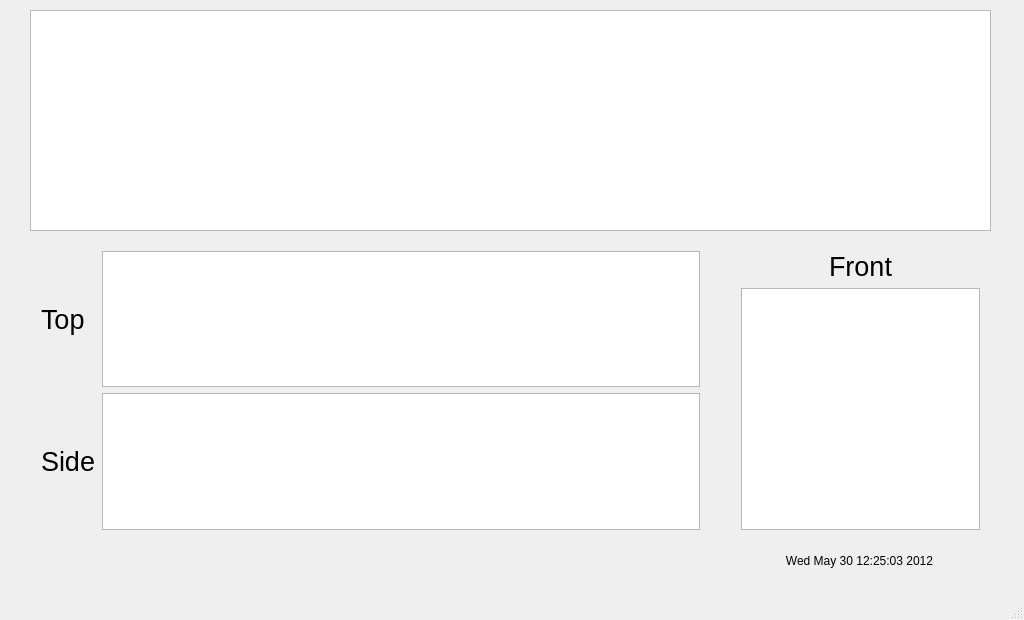
The window that hull_plotter/hull_plotter/hullplotter.ui (Manik7/boat-hull-optimizer) describes before a commit, drawn with Qt 5.
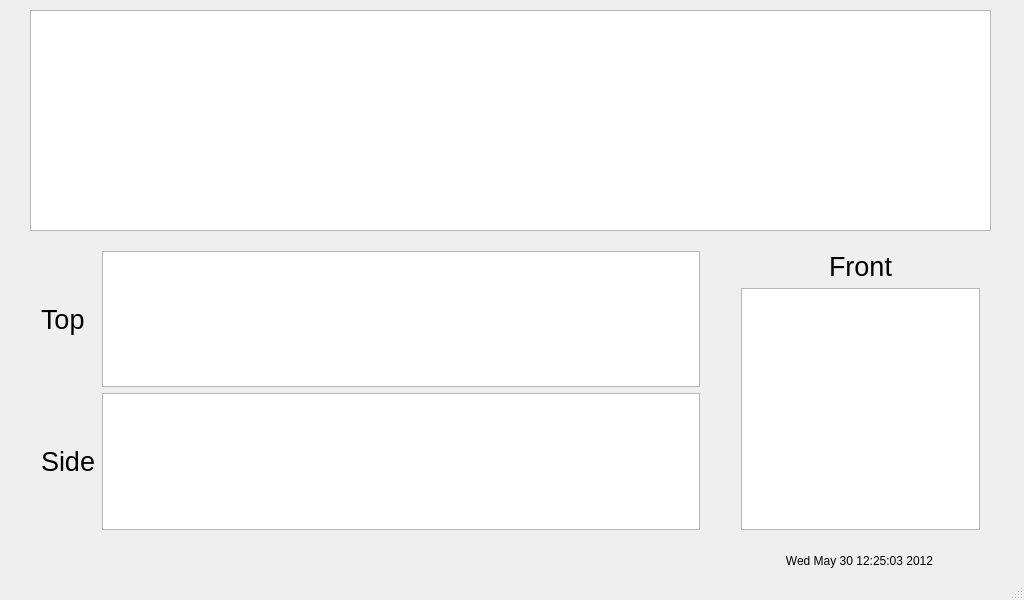
The same window after the commit.

```diff
--- a/hull_plotter/hull_plotter/hullplotter.ui
+++ b/hull_plotter/hull_plotter/hullplotter.ui
@@ -7,7 +7,7 @@
     <x>0</x>
     <y>0</y>
     <width>1024</width>
-    <height>620</height>
+    <height>600</height>
    </rect>
   </property>
   <property name="windowTitle">
```
Left out of the diff: 10 changed lines with no effect on the pictures.
